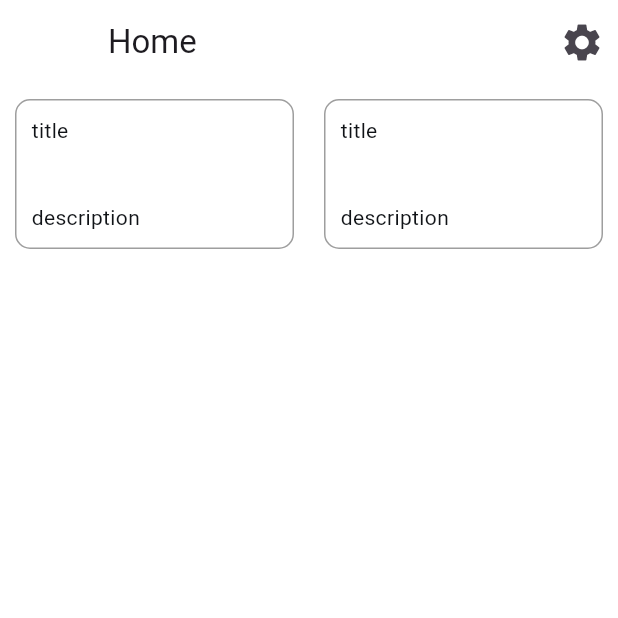
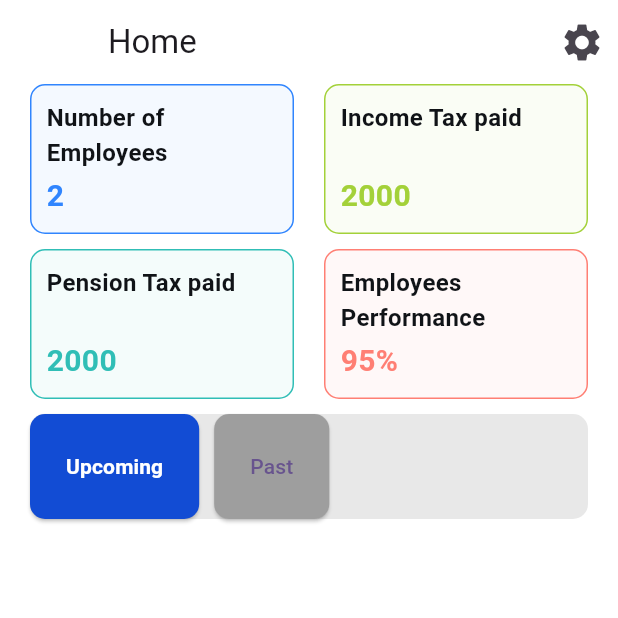
Before and after one commit to hirpha/demoz, a Flutter app: the HomePage screen opened by its route, on a phone screen of 412 x 824 dp, the top half of it. Run offline on Flutter 3.47's test engine with Material 3 defaults, Android fonts, the phone set to English and light mode, and no system bars; our stand-ins replace bloc, equatable.

Commit message:
upcoming and past added

```diff
--- a/lib/features/home/presentation/pages/home.dart
+++ b/lib/features/home/presentation/pages/home.dart
@@ -1,5 +1,6 @@
 import 'package:flutter/material.dart';
 
+import '../widgets/category.dart';
 import '../widgets/domoz_card.dart';
 
 class HomePage extends StatefulWidget {
@@ -32,25 +33,52 @@ class _HomePageState extends State<HomePage> {
       body: Column(
         children: [
           Container(
-            padding: const EdgeInsets.all(10),
+            padding: const EdgeInsets.symmetric(horizontal: 20),
             child: Row(
               mainAxisAlignment: MainAxisAlignment.spaceBetween,
               children: [
                 DomozCard(
-                    title: 'title',
-                    amount: 'description',
+                    title: 'Number of Employees',
+                    amount: '2',
                     onTap: () {},
                     borderColor: Colors.grey,
-                    backgroundColor: Colors.white),
+                    backgroundColor: const Color(0xFF3085FE)),
                 const SizedBox(width: 10),
                 DomozCard(
-                    title: 'title',
-                    amount: 'description',
+                    title: 'Income Tax paid',
+                    amount: '2000',
                     onTap: () {},
                     borderColor: Colors.grey,
-                    backgroundColor: Colors.white),
+                    backgroundColor: const Color(0xFFA3D139)),
               ],
             ),
+          ),
+          const SizedBox(height: 10),
+          Container(
+            padding: const EdgeInsets.symmetric(horizontal: 20),
+            child: Row(
+              mainAxisAlignment: MainAxisAlignment.spaceBetween,
+              children: [
+                DomozCard(
+                    title: 'Pension Tax paid',
+                    amount: '2000',
+                    onTap: () {},
+                    borderColor: Colors.grey,
+                    backgroundColor: const Color(0xFF30BEB6)),
+                const SizedBox(width: 10),
+                DomozCard(
+                    title: 'Employees Performance',
+                    amount: '95%',
+                    onTap: () {},
+                    borderColor: Colors.grey,
+                    backgroundColor: const Color(0xFFFF7F74)),
+              ],
+            ),
+          ),
+          const SizedBox(height: 10),
+          Category(
+            onPressed: () {},
+            activeButton: true,
           ),
         ],
       ),
--- /dev/null
+++ b/lib/features/home/presentation/widgets/category.dart
@@ -0,0 +1,55 @@
+import 'package:flutter/material.dart';
+
+class Category extends StatelessWidget {
+  final VoidCallback onPressed;
+  final bool activeButton;
+  const Category(
+      {super.key, required this.onPressed, required this.activeButton});
+
+  @override
+  Widget build(BuildContext context) {
+    return Container(
+      height: 70,
+      margin: const EdgeInsets.symmetric(horizontal: 20),
+      decoration: BoxDecoration(
+        color: const Color.fromARGB(255, 232, 232, 232),
+        borderRadius: BorderRadius.circular(10),
+      ),
+      child: Row(
+        mainAxisAlignment: MainAxisAlignment.start,
+        children: [
+          SizedBox(
+            height: 70,
+            child: ElevatedButton(
+                onPressed: onPressed,
+                style: ElevatedButton.styleFrom(
+                  backgroundColor: activeButton
+                      ? const Color.fromARGB(255, 18, 76, 212)
+                      : Colors.white,
+                  shape: RoundedRectangleBorder(
+                      borderRadius: BorderRadius.circular(10)),
+                ),
+                child: Text('Upcoming',
+                    style: TextStyle(
+                        color: activeButton ? Colors.white : Colors.black,
+                        fontWeight: FontWeight.bold))),
+          ),
+          const SizedBox(width: 10),
+          SizedBox(
+            height: 70,
+            child: ElevatedButton(
+                onPressed: onPressed,
+                style: ElevatedButton.styleFrom(
+                  backgroundColor: !activeButton
+                      ? const Color.fromARGB(255, 18, 76, 212)
+                      : Colors.grey,
+                  shape: RoundedRectangleBorder(
+                      borderRadius: BorderRadius.circular(10)),
+                ),
+                child: const Text('Past')),
+          ),
+        ],
+      ),
+    );
+  }
+}
--- a/lib/features/home/presentation/widgets/domoz_card.dart
+++ b/lib/features/home/presentation/widgets/domoz_card.dart
@@ -25,13 +25,13 @@ class _DomozCardState extends State<DomozCard> {
     return InkWell(
         onTap: widget.onTap,
         child: Container(
-          width: MediaQuery.of(context).size.width / 2 - 20,
+          width: MediaQuery.of(context).size.width / 2 - 30,
           height: 100,
           padding: const EdgeInsets.all(10),
           decoration: BoxDecoration(
-            color: widget.backgroundColor,
+            color: widget.backgroundColor.withOpacity(0.05),
             borderRadius: BorderRadius.circular(10),
-            border: Border.all(color: widget.borderColor),
+            border: Border.all(color: widget.backgroundColor),
           ),
           child: Column(
             crossAxisAlignment: CrossAxisAlignment.start,
@@ -39,11 +39,17 @@ class _DomozCardState extends State<DomozCard> {
             children: [
               Text(
                 widget.title,
-                style: const TextStyle(color: Color(0xFF101317)),
+                style: const TextStyle(
+                    color: Color(0xFF101317),
+                    fontSize: 16,
+                    fontWeight: FontWeight.bold),
               ),
               Text(
                 widget.amount,
-                style: const TextStyle(color: Color(0xFF101317)),
+                style: TextStyle(
+                    color: widget.backgroundColor,
+                    fontSize: 20,
+                    fontWeight: FontWeight.bold),
               ),
             ],
           ),
```
